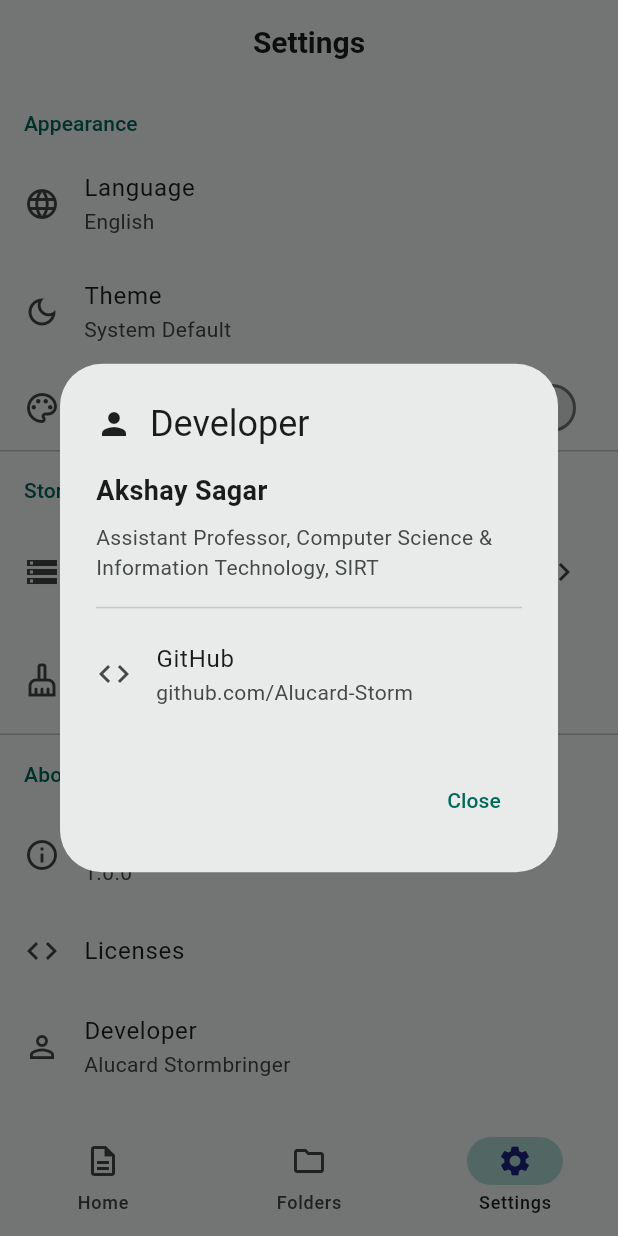
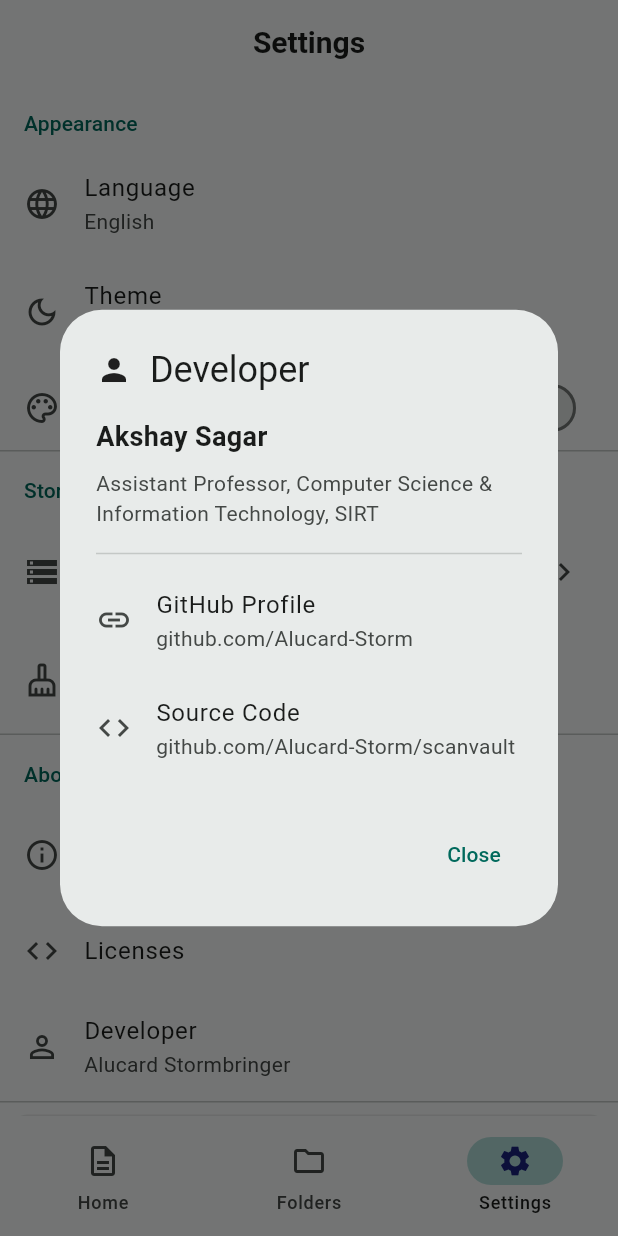
Before and after one commit to Alucard-Storm/scanvault, a Flutter app: the screen it shows after launch, item 3 of the bottom bar chosen, after a tap on "Developer", on a phone screen of 412 x 824 dp. Run offline on Flutter 3.47's test engine with Material 3 defaults, Android fonts, the phone set to English and light mode, and no system bars; drawn by our look-alikes of dynamic_color; our stand-ins replace camera, file_picker, flutter_animate, flutter_riverpod, flutter_secure_storage, freezed_annotation and 9 more; missing offline and left inert: encrypt, google_mlkit_document_scanner, google_mlkit_text_recognition, google_mlkit_translation; accounts and stored records are empty; network calls fail.

```diff
--- a/lib/main.dart
+++ b/lib/main.dart
@@ -18,9 +18,16 @@ void main() async {
   ]);
 
   // Initialize services
-  await DatabaseService.initialize();
-  final storageService = await StorageService.init();
-  await AdService().initialize();
+  // Start AdMob initialization in the background (fire-and-forget)
+  AdService().initialize();
+
+  // Initialize critical services in parallel
+  final results = await Future.wait([
+    DatabaseService.initialize(),
+    StorageService.init(),
+  ]);
+
+  final storageService = results[1] as StorageService;
 
   runApp(
     ProviderScope(
--- a/lib/screens/document_viewer/document_viewer_screen.dart
+++ b/lib/screens/document_viewer/document_viewer_screen.dart
@@ -352,7 +352,7 @@ class _DocumentViewerScreenState extends ConsumerState<DocumentViewerScreen> {
             child: Padding(
               padding: const EdgeInsets.only(bottom: 16),
               child: Chip(
-                backgroundColor: Theme.of(context).colorScheme.surfaceContainerHighest.withOpacity(0.9),
+                backgroundColor: Theme.of(context).colorScheme.surfaceContainerHighest.withValues(alpha: 0.9),
                 label: Text(
                   l10n.pageCount((_currentPageIndex + 1).toString(), document.pages.length.toString()),
                   style: Theme.of(context).textTheme.bodyMedium?.copyWith(
--- a/lib/screens/settings/settings_screen.dart
+++ b/lib/screens/settings/settings_screen.dart
@@ -4,6 +4,7 @@ import 'package:flutter/material.dart';
 import 'package:flutter_riverpod/flutter_riverpod.dart';
 import 'package:google_mobile_ads/google_mobile_ads.dart';
 import 'package:path_provider/path_provider.dart';
+import 'package:url_launcher/url_launcher.dart';
 
 import '../../l10n/app_localizations.dart';
 import '../../providers/locale_provider.dart';
@@ -29,7 +30,10 @@ class _SettingsScreenState extends ConsumerState<SettingsScreen> {
     _loadAd();
   }
 
-  void _loadAd() {
+  Future<void> _loadAd() async {
+    await AdService().ready;
+    if (!mounted) return;
+
     _nativeAd = AdService().loadNativeAd(
       onAdLoaded: (ad) {
         setState(() {
@@ -60,18 +64,7 @@ class _SettingsScreenState extends ConsumerState<SettingsScreen> {
       ),
       body: ListView(
         children: [
-          // Native Ad
-          if (_nativeAdIsLoaded && _nativeAd != null)
-            Container(
-              height: 100, // Small template height
-              width: double.infinity,
-              padding: const EdgeInsets.all(8.0),
-              child: AdWidget(ad: _nativeAd!),
-            ),
 
-          if (_nativeAdIsLoaded) const Divider(),
-
-          // Appearance section
           _buildSectionHeader(context, l10n.settingsAppearance),
           ListTile(
             leading: const Icon(Icons.language),
@@ -162,6 +155,38 @@ class _SettingsScreenState extends ConsumerState<SettingsScreen> {
               _showDeveloperDialog(context);
             },
           ),
+
+          const Divider(),
+
+          // Native Ad
+          if (_nativeAdIsLoaded && _nativeAd != null)
+            Container(
+              height: 100, // Small template height
+              width: double.infinity,
+              padding: const EdgeInsets.all(8.0),
+              child: AdWidget(ad: _nativeAd!),
+            )
+          else
+            Container(
+              height: 100,
+              width: double.infinity,
+              margin: const EdgeInsets.all(8.0),
+              decoration: BoxDecoration(
+                color: Theme.of(context).cardColor,
+                borderRadius: BorderRadius.circular(10),
+                border: Border.all(color: Colors.grey.withOpacity(0.2)),
+              ),
+              child: const Center(
+                child: Column(
+                  mainAxisAlignment: MainAxisAlignment.center,
+                  children: [
+                    CircularProgressIndicator(),
+                    SizedBox(height: 8),
+                    Text('Loading Ad...'),
+                  ],
+                ),
+              ),
+            ),
         ],
       ),
     );
@@ -393,16 +418,26 @@ class _SettingsScreenState extends ConsumerState<SettingsScreen> {
             const SizedBox(height: 8),
             ListTile(
               contentPadding: EdgeInsets.zero,
+              leading: const Icon(Icons.link),
+              title: const Text('GitHub Profile'),
+              subtitle: const Text('github.com/Alucard-Storm'),
+              onTap: () async {
+                final uri = Uri.parse('https://github.com/Alucard-Storm');
+                if (await canLaunchUrl(uri)) {
+                  await launchUrl(uri);
+                }
+              },
+            ),
+            ListTile(
+              contentPadding: EdgeInsets.zero,
               leading: const Icon(Icons.code),
-              title: const Text('GitHub'),
-              subtitle: const Text('github.com/Alucard-Storm'),
-              onTap: () {
-                ScaffoldMessenger.of(context).showSnackBar(
-                  const SnackBar(
-                    content: Text('GitHub: github.com/Alucard-Storm'),
-                    duration: Duration(seconds: 3),
-                  ),
-                );
+              title: const Text('Source Code'),
+              subtitle: const Text('github.com/Alucard-Storm/scanvault'),
+              onTap: () async {
+                final uri = Uri.parse('https://github.com/Alucard-Storm/scanvault');
+                if (await canLaunchUrl(uri)) {
+                  await launchUrl(uri);
+                }
               },
             ),
           ],
--- a/lib/services/ad_service.dart
+++ b/lib/services/ad_service.dart
@@ -1,4 +1,6 @@
+import 'dart:async';
 import 'dart:io';
+import 'package:flutter/foundation.dart';
 import 'package:flutter/material.dart';
 import 'package:google_mobile_ads/google_mobile_ads.dart';
 
@@ -11,13 +13,21 @@ class AdService {
 
   AdService._internal();
 
+  final Completer<void> _initCompleter = Completer<void>();
+  Future<void> get ready => _initCompleter.future;
+
   Future<void> initialize() async {
     await MobileAds.instance.initialize();
+    _initCompleter.complete();
   }
 
   String get nativeAdUnitId {
     if (Platform.isAndroid) {
-       return 'ca-app-pub-2538803092410782/7829243615';
+      if (kDebugMode) {
+        return 'ca-app-pub-3940256099942544/2247696110'; // Test ID
+      } else {
+        return 'ca-app-pub-2538803092410782/7829243615'; // Real ID
+      }
     } else {
       throw UnsupportedError('Unsupported platform');
     }
--- a/pubspec.yaml
+++ b/pubspec.yaml
@@ -62,6 +62,7 @@ dependencies:
   flutter_secure_storage: ^9.2.2
   encrypt: ^5.0.3
   google_mobile_ads: ^7.0.0
+  url_launcher: ^6.3.2
 
 dev_dependencies:
   flutter_test:
```
Also changed, not shown: pubspec.lock, 1 other file.
